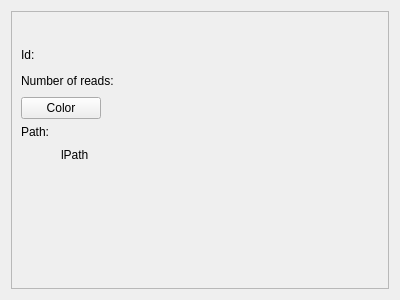
Before: the Qt Designer form ui_components/currenttaxnodedetails.ui in aakrosh/marva, drawn with Qt 5.
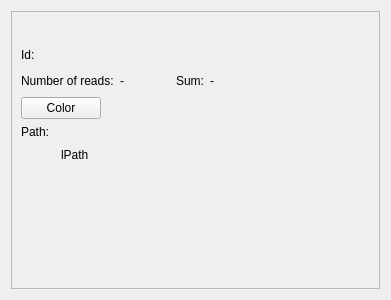
After: the same form once the commit is applied.

The edit to the form file:
```diff
--- a/ui_components/currenttaxnodedetails.ui
+++ b/ui_components/currenttaxnodedetails.ui
@@ -9,7 +9,7 @@
    <rect>
     <x>0</x>
     <y>0</y>
-    <width>400</width>
+    <width>391</width>
     <height>300</height>
    </rect>
   </property>
@@ -27,7 +27,7 @@
        <rect>
         <x>0</x>
         <y>0</y>
-        <width>380</width>
+        <width>371</width>
         <height>280</height>
        </rect>
       </property>
@@ -61,6 +61,12 @@
          </item>
          <item>
           <widget class="QLabel" name="lId">
+           <property name="minimumSize">
+            <size>
+             <width>30</width>
+             <height>0</height>
+            </size>
+           </property>
            <property name="text">
             <string/>
            </property>
@@ -92,8 +98,40 @@
          </item>
          <item>
           <widget class="QLabel" name="lReads">
+           <property name="sizePolicy">
+            <sizepolicy hsizetype="Fixed" vsizetype="Preferred">
+             <horstretch>0</horstretch>
+             <verstretch>0</verstretch>
+            </sizepolicy>
+           </property>
+           <property name="minimumSize">
+            <size>
+             <width>50</width>
+             <height>0</height>
+            </size>
+           </property>
            <property name="text">
-            <string/>
+            <string>-</string>
+           </property>
+          </widget>
+         </item>
+         <item>
+          <widget class="QLabel" name="label_4">
+           <property name="text">
+            <string>Sum:</string>
+           </property>
+          </widget>
+         </item>
+         <item>
+          <widget class="QLabel" name="lSum">
+           <property name="minimumSize">
+            <size>
+             <width>30</width>
+             <height>0</height>
+            </size>
+           </property>
+           <property name="text">
+            <string>-</string>
            </property>
           </widget>
          </item>
```
Left out of the diff: 2 changed lines with no effect on the pictures.
